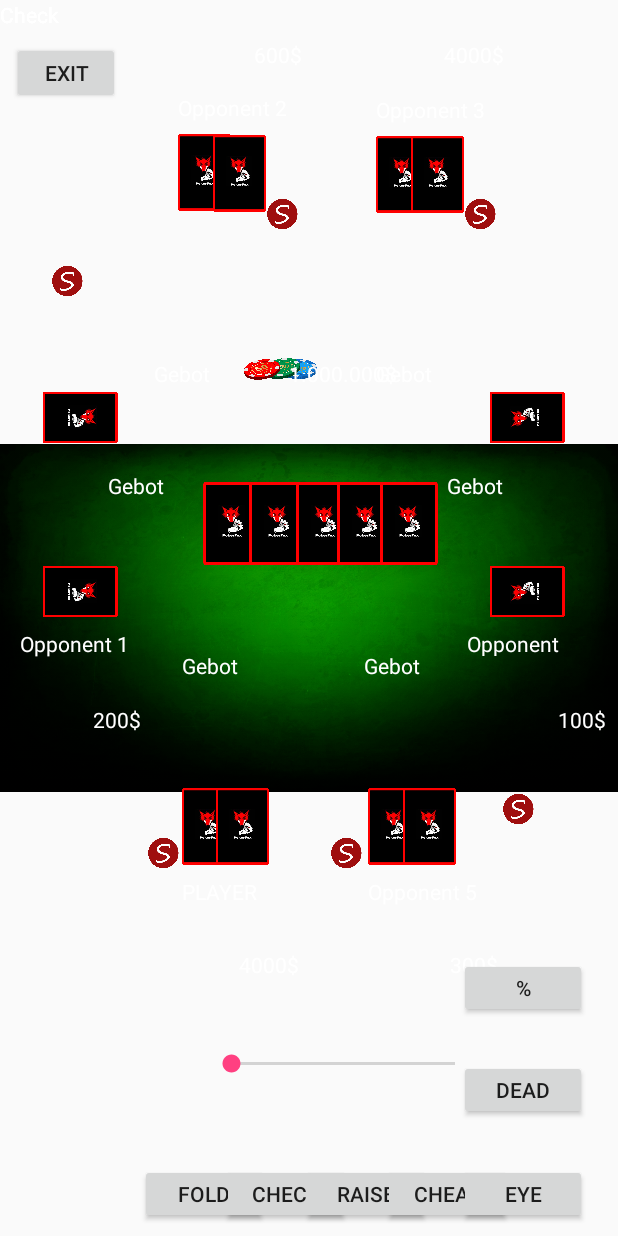
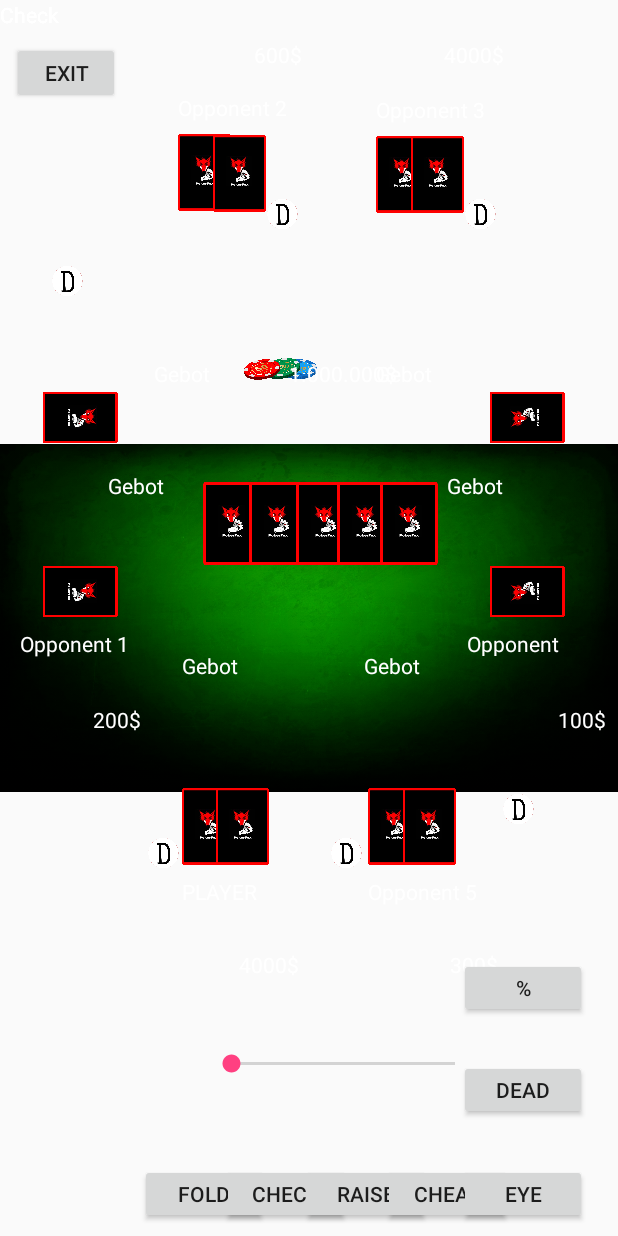
Before and after one commit to mamanigrasso/PartyPoker, an Android app: the GameActivity screen opened directly, with no data from a screen before it, on a phone screen of 412 x 824 dp. Run offline under Robolectric (Android 15) with nearby library versions, the phone set to English and light mode, and no system bars.

Commit message:
dealer button hinzugefügt

```diff
--- a/app/src/main/res/layout/layout_table.xml
+++ b/app/src/main/res/layout/layout_table.xml
@@ -857,7 +857,7 @@
         app:srcCompat="@drawable/small" />
 
     <ImageView
-        android:id="@+id/img_smallop2"
+        android:id="@+id/img_smallblindop2"
         android:layout_width="22dp"
         android:layout_height="28dp"
         android:layout_marginBottom="8dp"
@@ -919,6 +919,97 @@
         app:layout_constraintTop_toTopOf="parent"
         app:layout_constraintVertical_bias="0.701"
         app:srcCompat="@drawable/small" />
+
+    <ImageView
+        android:id="@+id/img_dealerbtnop1"
+        android:layout_width="22dp"
+        android:layout_height="28dp"
+        android:layout_marginBottom="8dp"
+        android:layout_marginEnd="8dp"
+        android:layout_marginStart="8dp"
+        android:layout_marginTop="8dp"
+        app:layout_constraintBottom_toBottomOf="parent"
+        app:layout_constraintEnd_toEndOf="parent"
+        app:layout_constraintHorizontal_bias="0.07"
+        app:layout_constraintStart_toStartOf="parent"
+        app:layout_constraintTop_toTopOf="parent"
+        app:layout_constraintVertical_bias="0.212"
+        app:srcCompat="@drawable/dealer" />
+    <ImageView
+        android:id="@+id/img_dealerbtnop2"
+        android:layout_width="22dp"
+        android:layout_height="28dp"
+        android:layout_marginBottom="8dp"
+        android:layout_marginEnd="8dp"
+        android:layout_marginStart="8dp"
+        android:layout_marginTop="8dp"
+        app:layout_constraintBottom_toBottomOf="parent"
+        app:layout_constraintEnd_toEndOf="parent"
+        app:layout_constraintHorizontal_bias="0.453"
+        app:layout_constraintStart_toStartOf="parent"
+        app:layout_constraintTop_toTopOf="parent"
+        app:layout_constraintVertical_bias="0.155"
+        app:srcCompat="@drawable/dealer" />
+    <ImageView
+        android:id="@+id/img_dealerbtnself"
+        android:layout_width="22dp"
+        android:layout_height="28dp"
+        android:layout_marginBottom="8dp"
+        android:layout_marginEnd="8dp"
+        android:layout_marginStart="8dp"
+        android:layout_marginTop="8dp"
+        app:layout_constraintBottom_toBottomOf="parent"
+        app:layout_constraintEnd_toEndOf="parent"
+        app:layout_constraintHorizontal_bias="0.241"
+        app:layout_constraintStart_toStartOf="parent"
+        app:layout_constraintTop_toTopOf="parent"
+        app:layout_constraintVertical_bias="0.701"
+        app:srcCompat="@drawable/dealer" />
+    <ImageView
+        android:id="@+id/img_dealerbtnop3"
+        android:layout_width="22dp"
+        android:layout_height="28dp"
+        android:layout_marginBottom="8dp"
+        android:layout_marginEnd="8dp"
+        android:layout_marginStart="8dp"
+        android:layout_marginTop="8dp"
+        app:layout_constraintBottom_toBottomOf="parent"
+        app:layout_constraintEnd_toEndOf="parent"
+        app:layout_constraintHorizontal_bias="0.805"
+        app:layout_constraintStart_toStartOf="parent"
+        app:layout_constraintTop_toTopOf="parent"
+        app:layout_constraintVertical_bias="0.155"
+        app:srcCompat="@drawable/dealer" />
+    <ImageView
+        android:id="@+id/img_dealerbtnop4"
+        android:layout_width="22dp"
+        android:layout_height="28dp"
+        android:layout_marginBottom="8dp"
+        android:layout_marginEnd="8dp"
+        android:layout_marginStart="8dp"
+        android:layout_marginTop="8dp"
+        app:layout_constraintBottom_toBottomOf="parent"
+        app:layout_constraintEnd_toEndOf="parent"
+        app:layout_constraintHorizontal_bias="0.873"
+        app:layout_constraintStart_toStartOf="parent"
+        app:layout_constraintTop_toTopOf="parent"
+        app:layout_constraintVertical_bias="0.663"
+        app:srcCompat="@drawable/dealer" />
+    <ImageView
+        android:id="@+id/img_dealerbtnop5"
+        android:layout_width="22dp"
+        android:layout_height="28dp"
+        android:layout_marginBottom="8dp"
+        android:layout_marginEnd="8dp"
+        android:layout_marginStart="8dp"
+        android:layout_marginTop="8dp"
+        app:layout_constraintBottom_toBottomOf="parent"
+        app:layout_constraintEnd_toEndOf="parent"
+        app:layout_constraintHorizontal_bias="0.566"
+        app:layout_constraintStart_toStartOf="parent"
+        app:layout_constraintTop_toTopOf="parent"
+        app:layout_constraintVertical_bias="0.701"
+        app:srcCompat="@drawable/dealer" />
     <TextView
         android:id="@+id/txt_chipsop1"
         android:layout_width="wrap_content"
```
Also changed, not shown: app/src/main/res/drawable/dealer.png (added).
